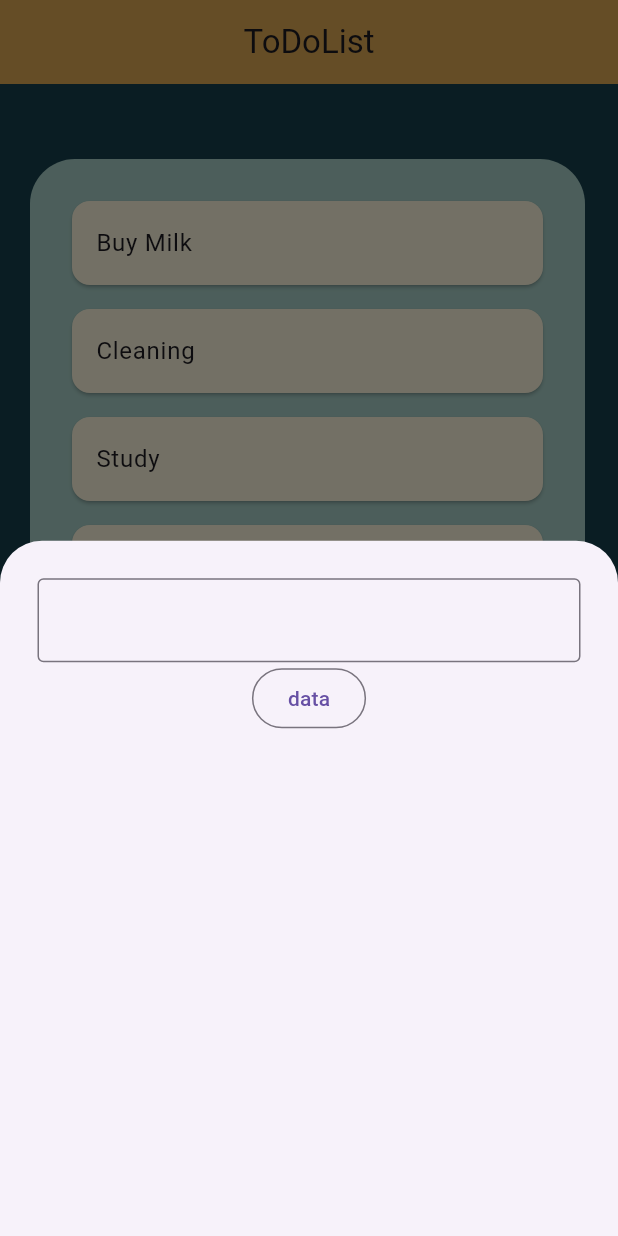
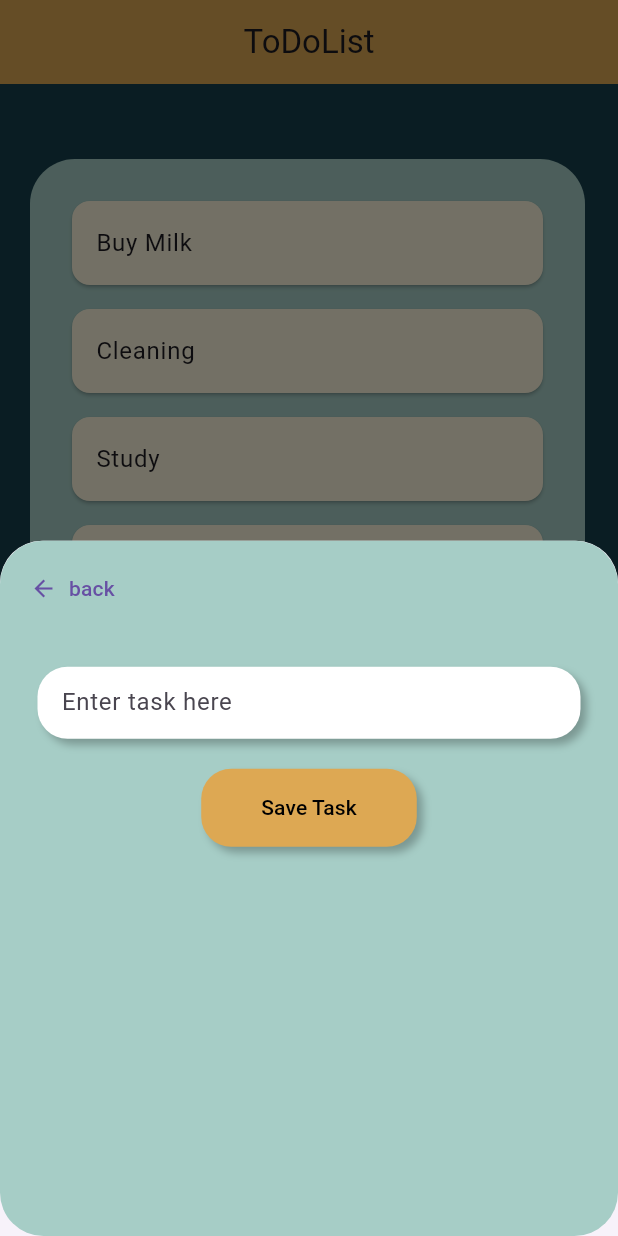
Before and after one commit to YongsakSaengsuk/flutter_todolist, a Flutter app: the screen it shows after launch, after a tap on the "add" icon, on a phone screen of 412 x 824 dp. Run offline on Flutter 3.47's test engine with Material 3 defaults, Android fonts, the phone set to English and light mode, and no system bars.

```diff
--- a/lib/addtodo.dart
+++ b/lib/addtodo.dart
@@ -10,31 +10,97 @@ class Addtodo extends StatefulWidget {
 
 class _AddtodoState extends State<Addtodo> {
   final taskController = TextEditingController();
-  void _summitTaskData(){
-    if (taskController.text.trim().isEmpty ) {
-      showDialog(context: context, builder: (context) => AlertDialog(
-        title: const Text('No value'),
-        content: const Text('Please Enter Task'),
-        actions: [
-          TextButton(onPressed: () => Navigator.pop(context), child: const Text('OK'))
-        ],
-      ),);
+  void _summitTaskData() {
+    if (taskController.text.trim().isEmpty) {
+      showDialog(
+        context: context,
+        builder: (context) => AlertDialog(
+          title: const Text('No value'),
+          content: const Text('Please Enter Task'),
+          actions: [
+            TextButton(
+                onPressed: () => Navigator.pop(context),
+                child: const Text('OK'))
+          ],
+        ),
+      );
       return;
     }
     widget.addtask(Model(title: taskController.text, isDone: false));
     Navigator.pop(context);
   }
+
   @override
   Widget build(BuildContext context) {
     return Container(
-      padding: EdgeInsets.all(25),
+      decoration: BoxDecoration(
+        borderRadius: BorderRadius.circular(29),
+        color: Color(0xFFA6CDC6),
+      ),
       child: Column(
+        crossAxisAlignment: CrossAxisAlignment.start,
         children: [
-          TextField(
-            controller: taskController,
-            decoration: InputDecoration(border: OutlineInputBorder()),
+          Padding(
+            padding: const EdgeInsets.all(8.0),
+            child: TextButton.icon(
+              onPressed: () {
+                Navigator.pop(context);
+              },
+              icon: Icon(Icons.arrow_back),
+              label: Text("back"),
+            ),
           ),
-          OutlinedButton(onPressed: _summitTaskData, child: Text("data"))
+          Column(
+            children: [
+              Padding(
+                padding:
+                    const EdgeInsets.symmetric(horizontal: 25, vertical: 20),
+                child: Container(
+                  padding: EdgeInsets.symmetric(horizontal: 16.0),
+                  decoration: BoxDecoration(
+                    color: Colors.white,
+                    borderRadius: BorderRadius.circular(20),
+                    boxShadow: [
+                      BoxShadow(
+                        color: Colors.black26,
+                        blurRadius: 4,
+                        offset: Offset(4, 4),
+                      )
+                    ],
+                  ),
+                  child: TextField(
+                    controller: taskController,
+                    decoration: InputDecoration(
+                        border: InputBorder.none, hintText: "Enter task here"),
+                  ),
+                ),
+              ),
+              Container(
+                decoration: BoxDecoration(
+                  color: Color(0xFFDDA853),
+                  borderRadius: BorderRadius.circular(20),
+                  boxShadow: [
+                    BoxShadow(
+                      color: Colors.black26,
+                      blurRadius: 4,
+                      offset: Offset(4, 4),
+                    ),
+                  ],
+                ),
+                child: TextButton(
+                  style: TextButton.styleFrom(
+                      padding:
+                          EdgeInsets.symmetric(horizontal: 40, vertical: 16),
+                      shape: RoundedRectangleBorder(
+                        borderRadius: BorderRadius.circular(20),
+                      ),
+                      foregroundColor: Colors.black),
+                  onPressed: _summitTaskData,
+                  child: Text("Save Task"),
+                ),
+              )
+            ],
+          ),
         ],
       ),
     );
--- a/lib/main.dart
+++ b/lib/main.dart
@@ -15,6 +15,10 @@ class MyApp extends StatelessWidget {
       theme: ThemeData(
         appBarTheme: const AppBarTheme(backgroundColor: Color(0xFFDDA853)),
         scaffoldBackgroundColor: Color(0xFF16404D),
+        floatingActionButtonTheme: FloatingActionButtonThemeData(
+          backgroundColor: Color(0xFFDDA853),
+          foregroundColor: Color(0xFF16404D),
+        ),
 
       ),
       home: Todolistpage(),
--- a/lib/todolistpage.dart
+++ b/lib/todolistpage.dart
@@ -76,7 +76,10 @@ class _TodolistpageState extends State<Todolistpage> {
               borderRadius: BorderRadius.circular(30),
               color: Color(0xFFA6CDC6),
             ),
-            child: Todolist(tasks: _registeredTask,onRemoveTask: removeTask,)),
+            child: Todolist(
+              tasks: _registeredTask,
+              onRemoveTask: removeTask,
+            )),
       ),
     );
   }
```
